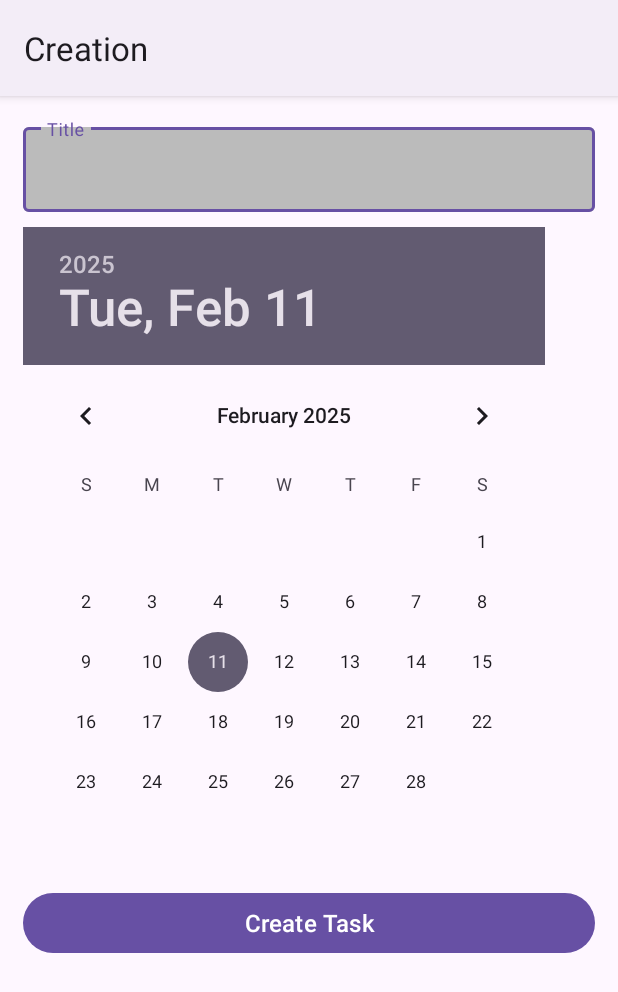
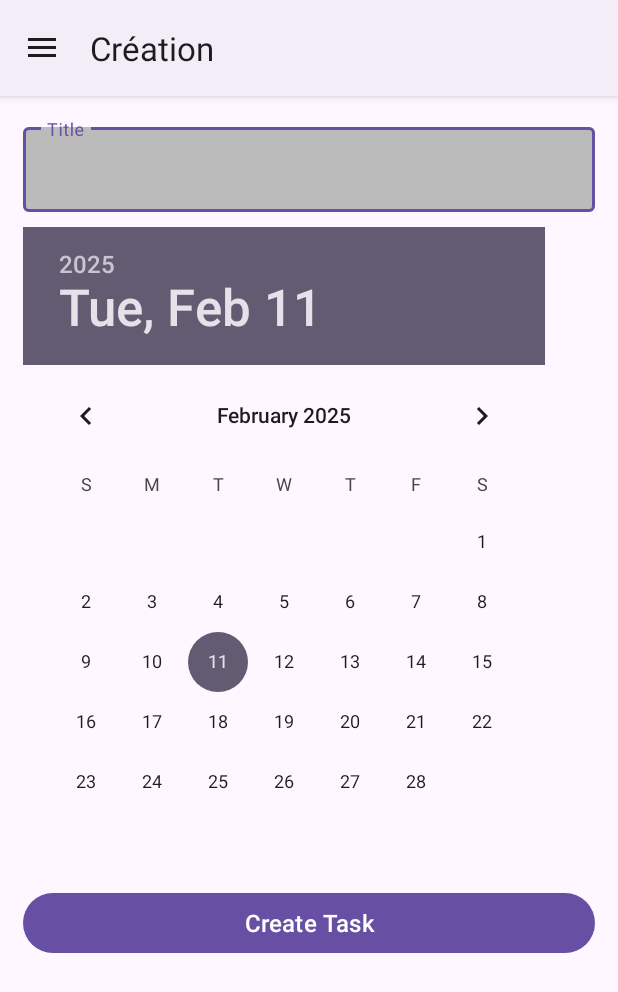
Before and after one commit to DanikLussier/4N6_TP_DanikLussier, an Android app: the MainActivity screen opened directly, with no data from a screen before it, after a tap on "Create button", on a phone screen of 412 x 824 dp. Shown: the top 992 px of the screen. Run offline under Robolectric (Android 15) with nearby library versions, the phone set to English and light mode, and no system bars.

Commit message:
FCT : Tiroir de navigation
- Finalisation du tiroir de navigation
- Ajout du menu hamburger dans la bar d'application
- Implémentation du tiroir dans les activités nécessaires

```diff
--- a/app/src/main/java/com/example/tp_daniklussier/Creation.kt
+++ b/app/src/main/java/com/example/tp_daniklussier/Creation.kt
@@ -1,17 +1,22 @@
 package com.example.tp_daniklussier
 
 import android.content.Intent
+import android.content.res.Configuration
 import android.os.Bundle
+import android.view.MenuItem
 import androidx.activity.enableEdgeToEdge
+import androidx.appcompat.app.ActionBarDrawerToggle
 import androidx.appcompat.app.AppCompatActivity
 import androidx.core.view.ViewCompat
 import androidx.core.view.WindowInsetsCompat
 import com.example.tp_daniklussier.databinding.ActivityConsultationBinding
 import com.example.tp_daniklussier.databinding.ActivityCreationBinding
+import com.example.tp_daniklussier.databinding.NavHeaderBinding
 
 class Creation : AppCompatActivity() {
 
     private lateinit var binding: ActivityCreationBinding
+    private lateinit var actionBarDrawerToggle: ActionBarDrawerToggle
 
     override fun onCreate(savedInstanceState: Bundle?) {
         super.onCreate(savedInstanceState)
@@ -19,11 +24,75 @@ class Creation : AppCompatActivity() {
         binding = ActivityCreationBinding.inflate(layoutInflater)
         setContentView(binding.root)
 
-        title = "Creation"
+        setupDrawer()
+
+        title = "Création"
 
         binding.Create.setOnClickListener {
             val intent = Intent(this, MainActivity::class.java)
             startActivity(intent)
         }
     }
+
+    private fun setupDrawer() {
+        setupDrawerApplicationBar()
+        setupDrawerItemSelected()
+        setupDrawerHeader()
+    }
+
+    private fun setupDrawerApplicationBar() {
+        // Afficher le menu hamburger sur la barre d'application
+        supportActionBar!!.setDisplayHomeAsUpEnabled(true)
+
+        // Lier le tiroir de navigation à l'activité
+        // R.string.ouvert et R.string.ferme sont des strings de ressource.
+        // Référez-vous à la recette pour les strings de ressource pour voir comment les ajouter :
+        // https://info.cegepmontpetit.ca/3N5-Prog3/recettes/ressources-string
+        actionBarDrawerToggle = ActionBarDrawerToggle(this, binding.dlDrawer, R.string.nav_ouvert, R.string.nav_ferme)
+
+        // Faire en sorte que le menu hamburger se transforme en flèche au clic, et vis versa
+        binding.dlDrawer.addDrawerListener(actionBarDrawerToggle)
+        actionBarDrawerToggle.syncState()
+    }
+
+    private fun setupDrawerItemSelected() {
+        // Réagir aux clics sur les actions de menu
+        binding.nvTiroir.setNavigationItemSelectedListener { item ->
+            when (item.itemId) {
+                R.id.accueil_item -> {
+                    val intent = Intent(this, MainActivity::class.java)
+                    startActivity(intent)
+                }
+                R.id.deconnexion -> {
+                    val intent = Intent(this, Connexion::class.java)
+                    startActivity(intent)
+                }
+            }
+            false
+        }
+    }
+
+    private fun setupDrawerHeader() {
+        // Si on veut avoir du contenu dynamique dans l'en-tête,
+        val headerBinding: NavHeaderBinding = NavHeaderBinding.bind(binding.nvTiroir.getHeaderView(0))
+        headerBinding.headertext.text = "Danik Lussier"
+    }
+
+    override fun onOptionsItemSelected(item: MenuItem): Boolean {
+        // Réagir au clic sur le menu hamburger
+        if (actionBarDrawerToggle.onOptionsItemSelected(item)) {
+            return true;
+        }
+        return super.onOptionsItemSelected(item)
+    }
+
+    override fun onPostCreate(savedInstanceState: Bundle?) {
+        super.onPostCreate(savedInstanceState)
+        actionBarDrawerToggle.syncState()
+    }
+
+    override fun onConfigurationChanged(newConfig: Configuration) {
+        actionBarDrawerToggle.onConfigurationChanged(newConfig)
+        super.onConfigurationChanged(newConfig)
+    }
 }
--- a/app/src/main/java/com/example/tp_daniklussier/MainActivity.kt
+++ b/app/src/main/java/com/example/tp_daniklussier/MainActivity.kt
@@ -1,9 +1,11 @@
 package com.example.tp_daniklussier
 
 import android.content.Intent
+import android.content.res.Configuration
 import android.os.Build
 import android.os.Bundle
 import android.util.Log
+import android.view.MenuItem
 import androidx.activity.enableEdgeToEdge
 import androidx.annotation.RequiresApi
 import androidx.appcompat.app.ActionBarDrawerToggle
@@ -14,6 +16,7 @@ import androidx.recyclerview.widget.DividerItemDecoration
 import com.example.tp_daniklussier.adapters.TacheAdapter
 import com.example.tp_daniklussier.databinding.ActivityConsultationBinding
 import com.example.tp_daniklussier.databinding.ActivityMainBinding
+import com.example.tp_daniklussier.databinding.NavHeaderBinding
 import com.example.tp_daniklussier.models.Tache
 import com.google.android.material.snackbar.Snackbar
 import java.time.Clock
@@ -48,6 +51,7 @@ class MainActivity : AppCompatActivity() {
     private fun setupDrawer() {
         setupDrawerApplicationBar()
         setupDrawerItemSelected()
+        setupDrawerHeader()
     }
 
     private fun setupDrawerApplicationBar() {
@@ -58,10 +62,10 @@ class MainActivity : AppCompatActivity() {
         // R.string.ouvert et R.string.ferme sont des strings de ressource.
         // Référez-vous à la recette pour les strings de ressource pour voir comment les ajouter :
         // https://info.cegepmontpetit.ca/3N5-Prog3/recettes/ressources-string
-        actionBarDrawerToggle = ActionBarDrawerToggle(this, binding.dlTiroir, R.string.nav_ouvert, R.string.nav_ferme)
+        actionBarDrawerToggle = ActionBarDrawerToggle(this, binding.dlDrawer, R.string.nav_ouvert, R.string.nav_ferme)
 
         // Faire en sorte que le menu hamburger se transforme en flèche au clic, et vis versa
-        binding.dlTiroir.addDrawerListener(actionBarDrawerToggle)
+        binding.dlDrawer.addDrawerListener(actionBarDrawerToggle)
         actionBarDrawerToggle.syncState()
     }
 
@@ -69,28 +73,41 @@ class MainActivity : AppCompatActivity() {
         // Réagir aux clics sur les actions de menu
         binding.nvTiroir.setNavigationItemSelectedListener { item ->
             when (item.itemId) {
-                R.id.accueil_item -> {
-                    Snackbar.make(binding.root, "On va à l'accueil!", Snackbar.LENGTH_SHORT).show()
-                    val intent = Intent(this, MainActivity::class.java)
-                    startActivity(intent)
-                }
                 R.id.ajouter_item -> {
-                    Snackbar.make(
-                        binding.root, "On va ajouter quelque chose!", Snackbar.LENGTH_SHORT
-                    ).show()
                     val intent = Intent(this, Creation::class.java)
                     startActivity(intent)
                 }
                 R.id.deconnexion -> {
-                    Snackbar.make(
-                        binding.root, "Déconnexion !!!", Snackbar.LENGTH_SHORT
-                    ).show()
                     val intent = Intent(this, Connexion::class.java)
                     startActivity(intent)
                 }
             }
             false
         }
+    }
+
+    private fun setupDrawerHeader() {
+        // Si on veut avoir du contenu dynamique dans l'en-tête,
+        val headerBinding: NavHeaderBinding = NavHeaderBinding.bind(binding.nvTiroir.getHeaderView(0))
+        headerBinding.headertext.text = "Danik Lussier"
+    }
+
+    override fun onOptionsItemSelected(item: MenuItem): Boolean {
+        // Réagir au clic sur le menu hamburger
+        if (actionBarDrawerToggle.onOptionsItemSelected(item)) {
+            return true;
+        }
+        return super.onOptionsItemSelected(item)
+    }
+
+    override fun onPostCreate(savedInstanceState: Bundle?) {
+        super.onPostCreate(savedInstanceState)
+        actionBarDrawerToggle.syncState()
+    }
+
+    override fun onConfigurationChanged(newConfig: Configuration) {
+        actionBarDrawerToggle.onConfigurationChanged(newConfig)
+        super.onConfigurationChanged(newConfig)
     }
 
     private fun setupRecycler() {
--- a/app/src/main/res/layout/activity_creation.xml
+++ b/app/src/main/res/layout/activity_creation.xml
@@ -1,4 +1,14 @@
 <?xml version="1.0" encoding="utf-8"?>
+
+<androidx.drawerlayout.widget.DrawerLayout
+    xmlns:android="http://schemas.android.com/apk/res/android"
+    xmlns:app="http://schemas.android.com/apk/res-auto"
+    xmlns:tools="http://schemas.android.com/tools"
+    android:layout_width="match_parent"
+    android:layout_height="match_parent"
+    android:id="@+id/dl_drawer"
+    tools:context=".Creation">
+
     <LinearLayout
         xmlns:android="http://schemas.android.com/apk/res/android"
         xmlns:app="http://schemas.android.com/apk/res-auto"
@@ -40,3 +50,13 @@
             android:text="Create Task"/>
 
     </LinearLayout>
+
+    <com.google.android.material.navigation.NavigationView
+    android:layout_width="wrap_content"
+    android:layout_gravity="start"
+    android:layout_height="match_parent"
+    android:id="@+id/nv_tiroir"
+    app:menu="@menu/drawer"
+    app:headerLayout="@layout/nav_header"/>
+
+</androidx.drawerlayout.widget.DrawerLayout>
--- a/app/src/main/res/menu/drawer.xml
+++ b/app/src/main/res/menu/drawer.xml
@@ -8,7 +8,7 @@
     <item
         android:id="@+id/ajouter_item"
         android:checkable="true"
-        android:title="Ajouter" />
+        android:title="Ajout de tâche" />
     <item
         android:id="@+id/deconnexion"
         android:checkable="true"
```
Also changed, not shown: app/src/main/java/com/example/tp_daniklussier/Consultation.kt (+74 -0 lines), app/src/main/res/layout/activity_consultation.xml (+23 -3 lines), app/src/main/res/layout/activity_main.xml (+5 -5 lines), app/src/main/res/layout/nav_header.xml (+7 -5 lines). Lines whose indentation alone changed are shown as unchanged.
